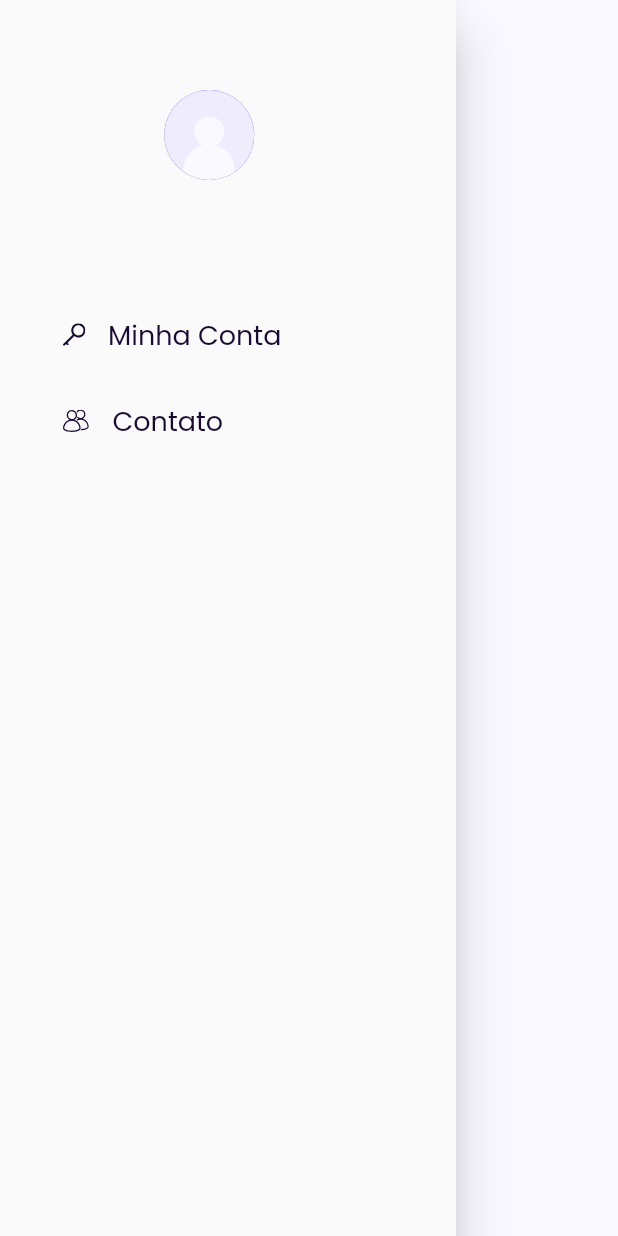
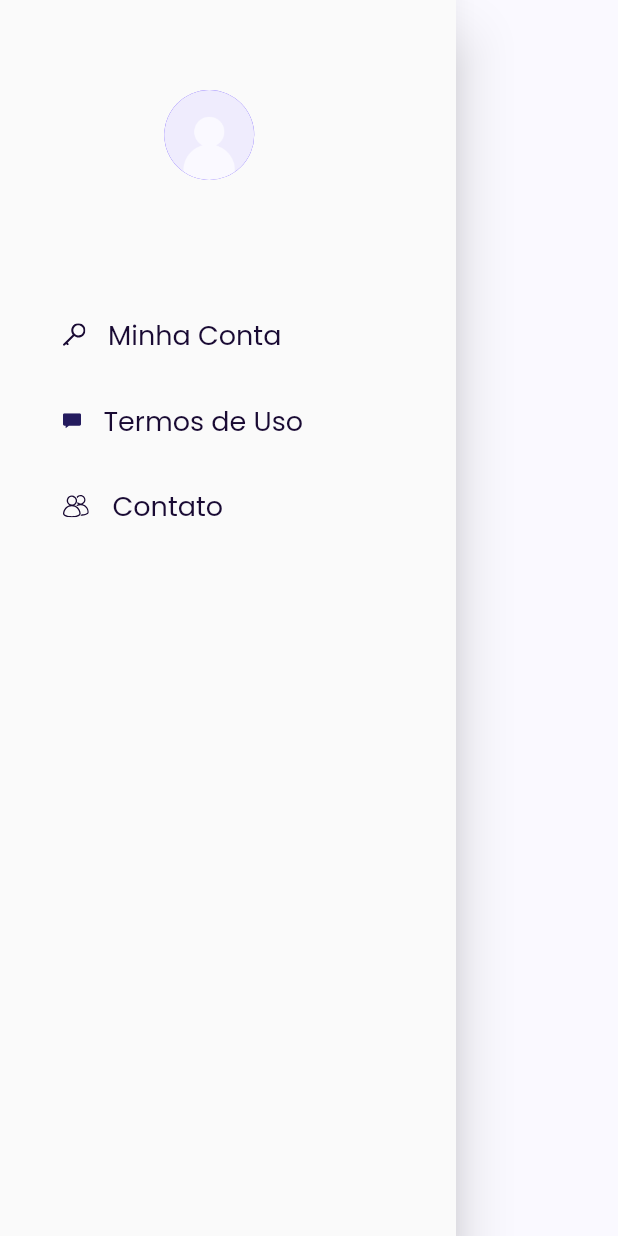
Before and after one commit to Is-It-Safe/mobile, a Flutter app: the HomeDrawer widget shown alone on an empty page, opened directly, on a phone screen of 412 x 824 dp. Run offline on Flutter 3.47's test engine with Material 2 defaults, Android fonts, the phone set to English and light mode, and no system bars; our stand-ins replace dio, dotted_border, flutter_modular, flutter_svg, geocoding, geolocator and 8 more; missing offline and left inert: catcher, jwt_decode; accounts and stored records are empty; network calls fail.

Commit message:
inserção dos TermosUso no Drawer

```diff
--- /dev/null
+++ b/lib/src/app/modules/auth/register/terms_and_conditions_module.dart
@@ -0,0 +1,12 @@
+import 'package:flutter_modular/flutter_modular.dart';
+import 'package:is_it_safe_app/src/app/modules/auth/register/presenter/pages/terms_and_conditions_page.dart';
+
+class TermsAndConditionsModule extends Module {
+  @override
+  final List<ModularRoute> routes = [
+    ChildRoute(
+      Modular.initialRoute,
+      child: (context, args) => const TermsAndConditionsPage(),
+    ),
+  ];
+}
--- a/lib/src/app/modules/configuration/account/presenter/bloc/edit_account_bloc.dart
+++ b/lib/src/app/modules/configuration/account/presenter/bloc/edit_account_bloc.dart
@@ -118,7 +118,7 @@ class EditAccountBloc extends SafeBloC {
   Future<void> getUser() async {
     try {
       userController.sink.add(SafeEvent.load());
-      await getUserUseCase.call().fold((responseGetUSer) {
+      await getUserUseCase.call().fold((responseGetUSer) async {
         userIdController.text = responseGetUSer.id.toString();
         nameController.text = responseGetUSer.name!;
         usernameController.text = responseGetUSer.nickname!;
@@ -237,7 +237,8 @@ class EditAccountBloc extends SafeBloC {
         SexualOrientationEntity selectedSexualOrientation = success.firstWhere(
           (element) => element.title == currentSexualOrientation,
         );
-        sexualOrientationController.text = selectedSexualOrientation.id.toString();
+        sexualOrientationController.text =
+            selectedSexualOrientation.id.toString();
       },
       (error) {},
     );
--- a/lib/src/app/modules/configuration/configuration_module.dart
+++ b/lib/src/app/modules/configuration/configuration_module.dart
@@ -1,4 +1,6 @@
 import 'package:flutter_modular/flutter_modular.dart';
+import 'package:is_it_safe_app/src/app/modules/auth/register/presenter/pages/terms_and_conditions_page.dart';
+import 'package:is_it_safe_app/src/app/modules/auth/register/terms_and_conditions_module.dart';
 import 'package:is_it_safe_app/src/app/modules/configuration/account/account_module.dart';
 import 'package:is_it_safe_app/src/app/modules/configuration/account/edit_account_module.dart';
 import 'package:is_it_safe_app/src/app/modules/configuration/account/presenter/pages/account_page.dart';
@@ -17,5 +19,7 @@ class ConfigurationModule extends Module {
     ModuleRoute(AccountPage.route, module: AccountModule()),
     ModuleRoute(ContactPage.route, module: ContactModule()),
     ModuleRoute(EditAccountPage.route, module: EditAccountModule()),
+    ModuleRoute(TermsAndConditionsPage.route,
+        module: TermsAndConditionsModule()),
   ];
 }
--- a/lib/src/app/modules/home/presenter/widgets/home_drawer.dart
+++ b/lib/src/app/modules/home/presenter/widgets/home_drawer.dart
@@ -2,6 +2,7 @@ import 'package:flutter/material.dart';
 import 'package:flutter_modular/flutter_modular.dart';
 import 'package:flutter_svg/svg.dart';
 import 'package:is_it_safe_app/generated/l10n.dart';
+import 'package:is_it_safe_app/src/app/modules/auth/register/presenter/pages/terms_and_conditions_page.dart';
 import 'package:is_it_safe_app/src/app/modules/configuration/account/presenter/pages/account_page.dart';
 import 'package:is_it_safe_app/src/app/modules/configuration/configuration_module.dart';
 import 'package:is_it_safe_app/src/app/modules/configuration/contact/presenter/pages/contact_page.dart';
@@ -49,9 +50,21 @@ class HomeDrawer extends StatelessWidget {
                 icon: AssetConstants.icons.account,
                 text: S.current.textDrawerMyAccount,
                 route: ConfigurationModule.route + AccountPage.route,
-                onNavigationCompleted: () => Modular.get<HomeBloc>().getHomeDrawerInfo(),
+                onNavigationCompleted: () =>
+                    Modular.get<HomeBloc>().getHomeDrawerInfo(),
               ),
+
               const SizedBox(height: 30),
+
+              // Termos de uso
+              DrawerItem(
+                icon: AssetConstants.icons.comment,
+                text: S.current.textTermsOfUse,
+                route: ConfigurationModule.route + TermsAndConditionsPage.route,
+              ),
+
+              const SizedBox(height: 30),
+
               // Contato
               DrawerItem(
                 icon: AssetConstants.icons.contact,
```
Lines whose indentation alone changed are shown as unchanged.
